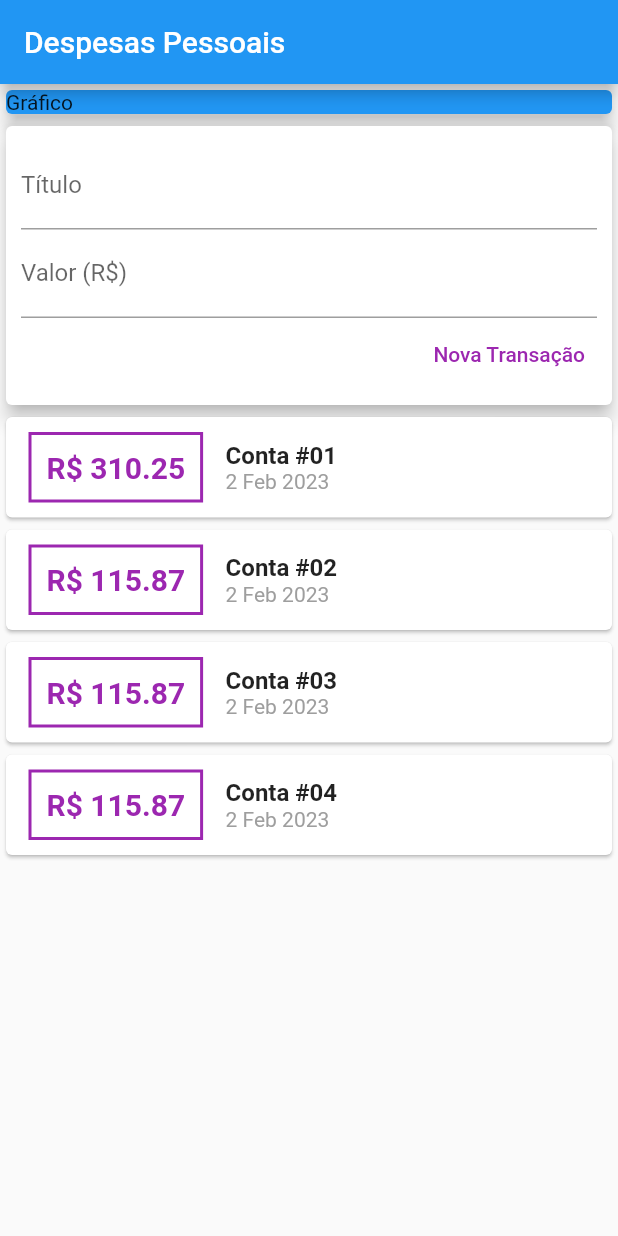
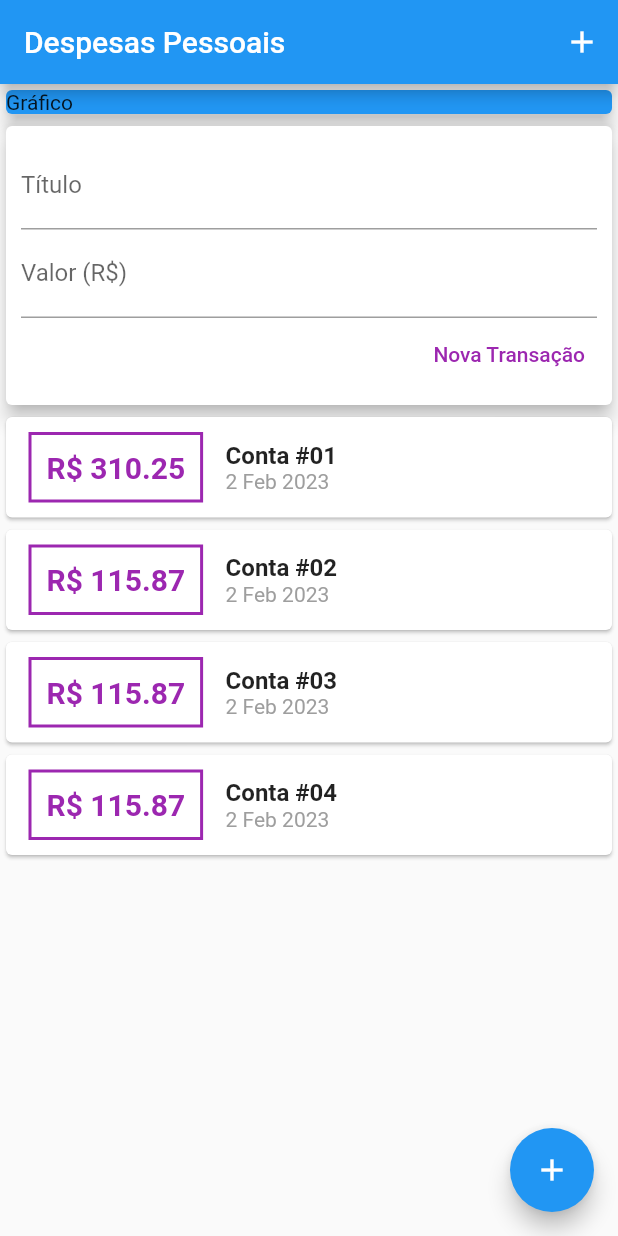
Before and after one commit to daniloas1992/CursoFlutter, a Flutter app: the screen it shows after launch, on a phone screen of 412 x 824 dp. Run offline on Flutter 3.47's test engine with Material 2 defaults, Android fonts, the phone set to English and light mode, and no system bars.

Commit message:
Botões para Adicionar Transação

```diff
--- a/expenses/lib/main.dart
+++ b/expenses/lib/main.dart
@@ -21,6 +21,12 @@ class MyHomePage extends StatelessWidget {
     return Scaffold(
       appBar: AppBar(
         title: Text('Despesas Pessoais'),
+        actions: [
+          IconButton(
+            icon: Icon(Icons.add),
+            onPressed: () {},
+          )
+        ],
       ),
       body: SingleChildScrollView(
         child: Column(
@@ -37,6 +43,11 @@ class MyHomePage extends StatelessWidget {
           ],
         ),
       ),
+      floatingActionButton: FloatingActionButton(
+        child: Icon(Icons.add),
+        onPressed: () {},
+      ),
+      floatingActionButtonLocation: FloatingActionButtonLocation.endFloat,
     );
   }
 }
```
